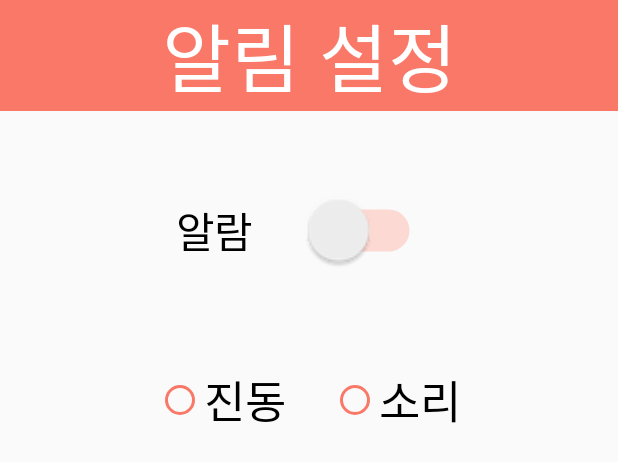
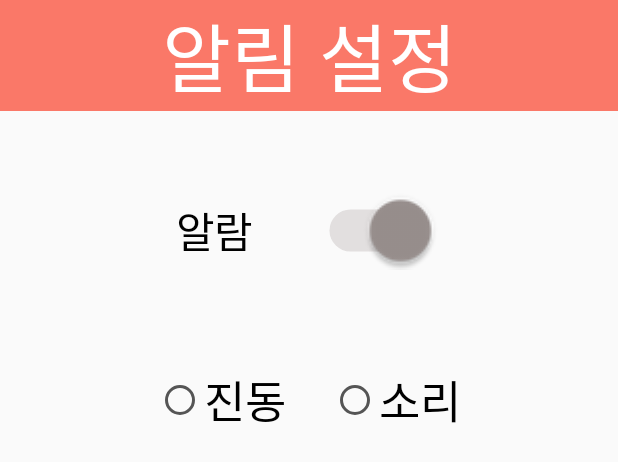
Before and after one commit to backlo/HELP_U-Android, an Android app: the layout fragment_provider_alarm.xml on its own in the app's theme, with its tools: preview values and no code run, on a phone screen of 412 x 824 dp. Shown: the top 462 px of the screen. Run offline under Robolectric (Android 15) with nearby library versions, the phone set to English and light mode, and no system bars.

Commit message:
add : provider alarm setting change : setting xml

```diff
--- a/app/src/main/java/com/example/help_u/Provider/Util/Retrofit/RetrofitService.java
+++ b/app/src/main/java/com/example/help_u/Provider/Util/Retrofit/RetrofitService.java
@@ -3,6 +3,7 @@ package com.example.help_u.Provider.Util.Retrofit;
 
 import com.example.help_u.Provider.Data.LocationRequest_provider;
 import com.example.help_u.Provider.Data.NotificationRequest;
+import com.example.help_u.Provider.Data.SendAlarmSet;
 import com.example.help_u.Requester.Data.AddNumber;
 import com.example.help_u.Provider.Data.ServerResponse;
 import com.example.help_u.Provider.Data.UserInfo;
@@ -28,6 +29,9 @@ public interface RetrofitService  {
 
     @POST("/helpu/user/info")
     Call<ServerResponse> getInfo(@Body UserInfo userInfo);
+
+    @POST("/helpu/user/alarm")
+    Call<ServerResponse> setAlarm(@Body SendAlarmSet sendAlarmSet);
 
     @POST("/helpu/user/login")
     Call<ServerResponse> login(@Body UserInfo userInfo);
--- a/app/src/main/java/com/example/help_u/Provider/Util/Service/NetworkService.java
+++ b/app/src/main/java/com/example/help_u/Provider/Util/Service/NetworkService.java
@@ -1,7 +1,6 @@
 package com.example.help_u.Provider.Util.Service;
 
 import android.os.Handler;
-import android.util.Log;
 
 public class NetworkService extends Thread {
 
@@ -14,7 +13,6 @@ public class NetworkService extends Thread {
 
     @Override
     public void run() {
-        Log.e("service network run","backgroundservicethread");
         handler.sendEmptyMessage(0);
         try{
             Thread.sleep(3000);
--- a/app/src/main/res/layout/fragment_provider_alarm.xml
+++ b/app/src/main/res/layout/fragment_provider_alarm.xml
@@ -29,6 +29,7 @@
             android:scaleY="2"
             android:switchPadding="15dp"
             android:theme="@style/CustomSwitch"
+            android:checked="true"
             android:text="알람" />
     </LinearLayout>
 
@@ -49,15 +50,15 @@
                 android:layout_height="wrap_content"
                 android:textSize="30sp"
                 android:layout_marginRight="30dp"
-                android:buttonTint="@color/colorMainTheme"
+                android:buttonTint="@color/colorButtonTint"
                 android:text="진동" />
 
             <RadioButton
+                android:buttonTint="@color/colorButtonTint"
                 android:id="@+id/vibrate_radio"
                 android:layout_width="wrap_content"
                 android:layout_height="wrap_content"
                 android:textSize="30sp"
-                android:buttonTint="@color/colorMainTheme"
                 android:text="소리" />
 
 
--- a/app/src/main/res/values/styles.xml
+++ b/app/src/main/res/values/styles.xml
@@ -24,13 +24,13 @@
 
     <style name="CustomSwitch" parent="Theme.AppCompat.Light">
         <!-- active thumb & track color (30% transparency) -->
-        <item name="colorControlActivated">#ffbdb0</item>
+        <item name="colorControlActivated">#99908E</item>
 
         <!-- inactive thumb color -->
-        <item name="colorSwitchThumbNormal">#EBDADA</item>
+        <item name="colorSwitchThumbNormal">#EBE7E7</item>
 
         <!-- inactive track color (30% transparency) -->
-        <item name="android:colorForeground">#FF7760</item>
+        <item name="android:colorForeground">#7A7473</item>
     </style>
 
 </resources>
```
Also changed, not shown: app/src/main/java/com/example/help_u/Provider/Data/SendAlarmSet.java (added, +30 -0 lines), app/src/main/java/com/example/help_u/Provider/Fragment/ProviderAlarmFragment.java (+75 -6 lines), app/src/main/java/com/example/help_u/Provider/Fragment/ProviderInfoFragment.java (+2 -6 lines), app/src/main/java/com/example/help_u/Provider/ProviderMainActivity.java (+3 -7 lines).
